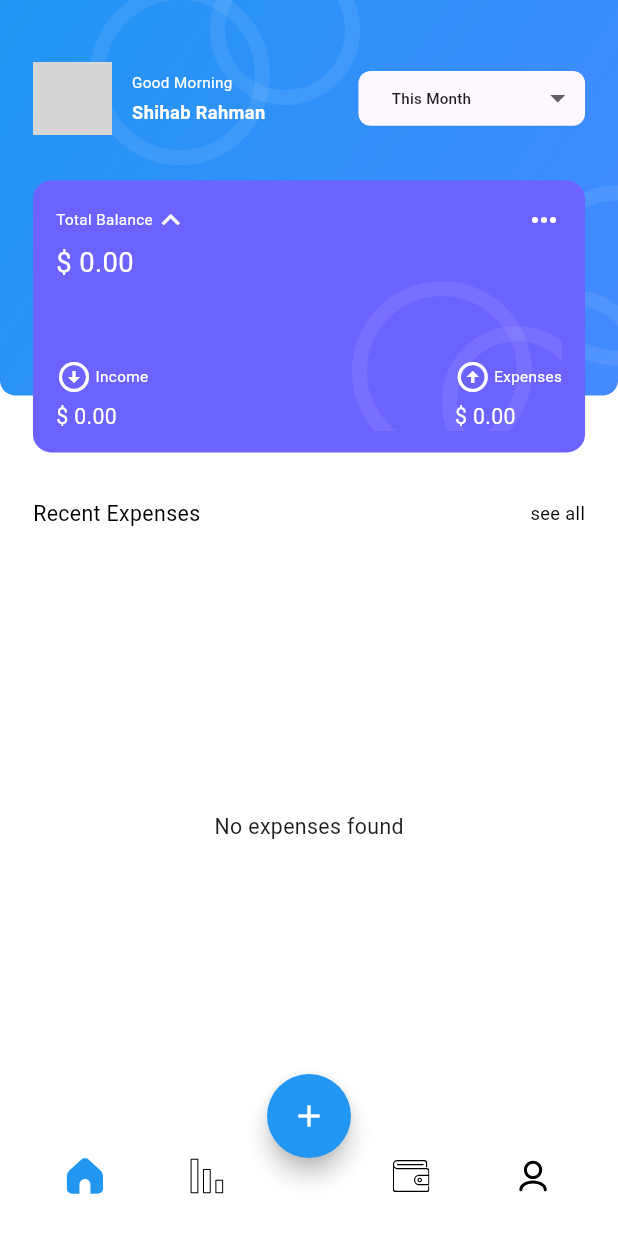
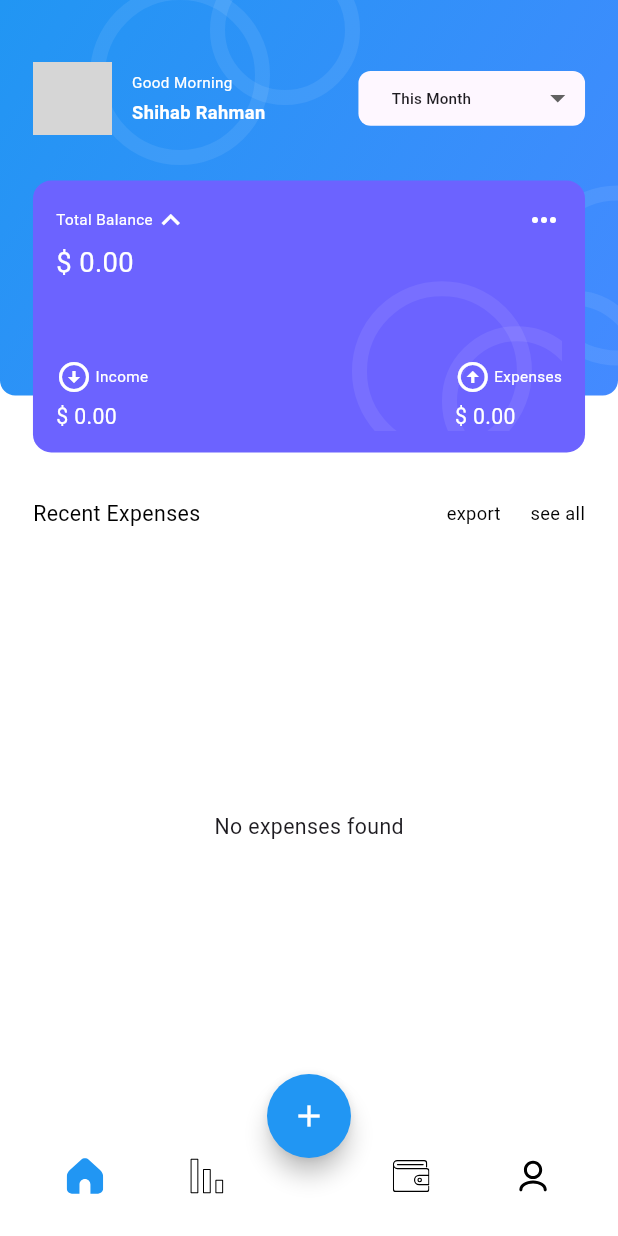
Before and after one commit to alaa556677/inovola_task, a Flutter app: the screen it shows after launch, on a phone screen of 412 x 824 dp. Run offline on Flutter 3.47's test engine with Material 3 defaults, Android fonts, the phone set to English and light mode, and no system bars; drawn by our look-alikes of cached_network_image; our stand-ins replace bloc, dartz, dio, dropdown_button2, equatable, flutter_bloc and 8 more; accounts and stored records are empty; network calls fail; Roboto replaces fonts that are missing (Poppins); grey boxes are pictures that could not be loaded.

Commit message:
before pdf

```diff
--- a/lib/features/dashboard/presentation/pages/dashboard_screen.dart
+++ b/lib/features/dashboard/presentation/pages/dashboard_screen.dart
@@ -6,7 +6,6 @@ import 'package:inovola_task/core/widgets/set_height_width.dart';
 import 'package:inovola_task/core/widgets/text_default.dart';
 import 'package:inovola_task/features/dashboard/presentation/bloc/dashboard_state.dart';
 import '../../../../core/style/colors.dart';
-import '../../../../core/widgets/bodyForAllStates.dart';
 import '../../../../core/widgets/loading_widget.dart';
 import '../bloc/dashboard_bloc.dart';
 import '../bloc/dashboard_event.dart';
@@ -66,6 +65,15 @@ class _DashboardScreenState extends State<DashboardScreen> {
                           fontColor: AppColors.blackColor,
                         ),
                       ),
+                      InkWell(
+                        onTap: (){},
+                        child: CustomTextWidget(
+                          text: "export",
+                          fontSize: 12.sp,
+                          fontColor: AppColors.blackColor,
+                        ),
+                      ),
+                      setWidthSpace(18),
                       CustomTextWidget(
                         text: "see all",
                         fontSize: 12.sp,
```
Also changed, not shown: lib/core/widgets/bodyForAllStates.dart (deleted, +0 -41 lines), 4 other files.
